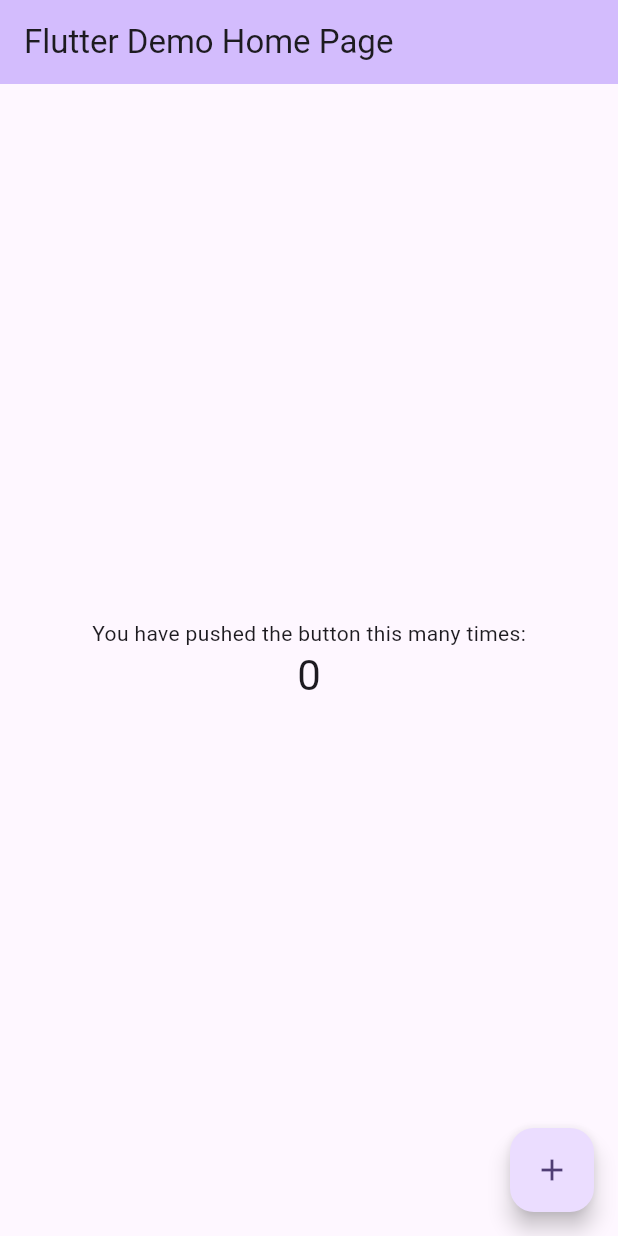
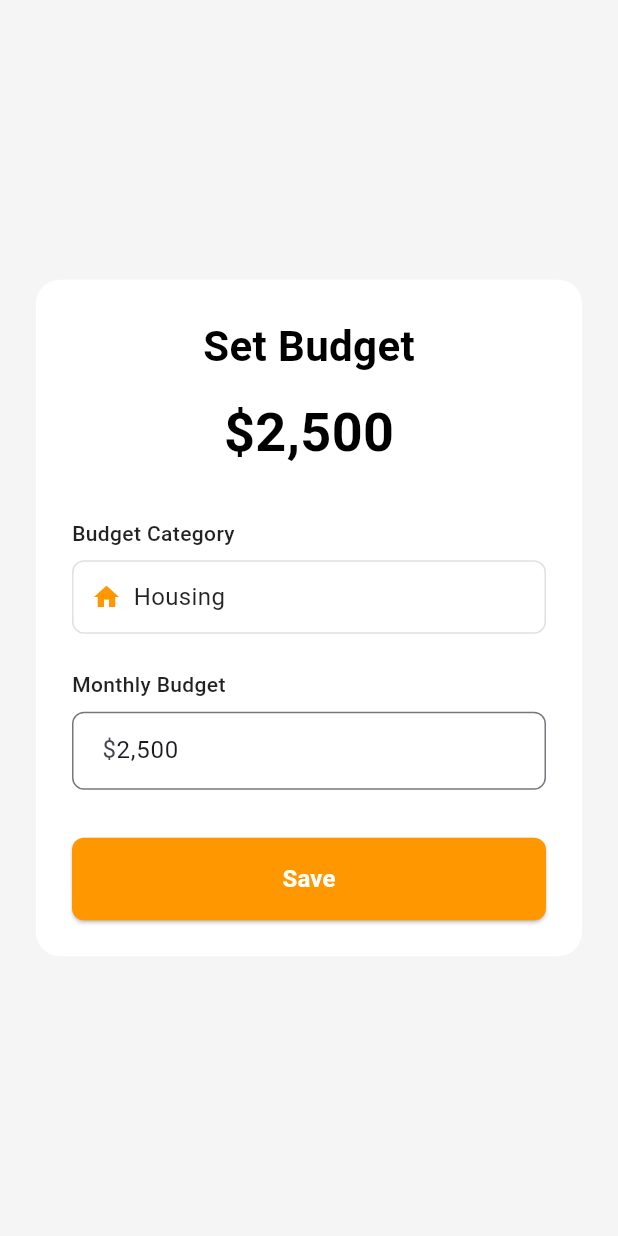
Before and after one commit to duyphan0503/personal_finance_tracker, a Flutter app: the screen it shows after launch, on a phone screen of 412 x 824 dp. Run offline on Flutter 3.47's test engine with Material 3 defaults, Android fonts, the phone set to English and light mode, and no system bars.

Commit message:
Set Bugget View

```diff
--- /dev/null
+++ b/lib/features/budget/view/budget_view.dart
@@ -0,0 +1,123 @@
+import 'package:flutter/material.dart';
+
+class BudgetView extends StatefulWidget {
+  @override
+  _BudgetViewState createState() => _BudgetViewState();
+}
+
+class _BudgetViewState extends State<BudgetView> {
+  final TextEditingController _budgetController = TextEditingController(text: '2,500');
+  bool _housingSelected = true;
+
+  @override
+  Widget build(BuildContext context) {
+    return Scaffold(
+      backgroundColor: Colors.grey[100],
+      body: Center(
+        child: Container(
+          margin: EdgeInsets.symmetric(horizontal: 24),
+          padding: EdgeInsets.all(24),
+          decoration: BoxDecoration(
+            color: Colors.white,
+            borderRadius: BorderRadius.circular(16),
+          ),
+          child: Column(
+            mainAxisSize: MainAxisSize.min,
+            children: [
+              Text('Set Budget',
+                  style: TextStyle(
+                      fontSize: 28,
+                      fontWeight: FontWeight.bold,
+                      color: Colors.black)),
+              SizedBox(height: 12),
+              Text('\$2,500',
+                  style: TextStyle(
+                      fontSize: 36,
+                      fontWeight: FontWeight.bold,
+                      color: Colors.black)),
+              SizedBox(height: 32),
+
+              // Budget Category - Modified Section
+              Column(
+                crossAxisAlignment: CrossAxisAlignment.start,
+                children: [
+                  Text('Budget Category',
+                      style: TextStyle(
+                          fontWeight: FontWeight.w500,
+                          color: Colors.black87)),
+                  SizedBox(height: 8),
+                  Container(
+                    width: double.infinity,
+                    padding: EdgeInsets.symmetric(horizontal: 12, vertical: 12),
+                    decoration: BoxDecoration(
+                      border: Border.all(color: Colors.grey.shade300),
+                      borderRadius: BorderRadius.circular(8),
+                    ),
+                    child: Row(
+                      children: [
+                        Icon(Icons.home,
+                            size: 20,
+                            color: Colors.orange),
+                        SizedBox(width: 8),
+                        Text('Housing',
+                            style: TextStyle(
+                                fontSize: 16,
+                                color: Colors.black87)),
+                      ],
+                    ),
+                  ),
+                ],
+              ),
+              SizedBox(height: 24),
+
+              // Monthly Budget
+              Align(
+                alignment: Alignment.centerLeft,
+                child: Text('Monthly Budget',
+                    style: TextStyle(
+                        fontWeight: FontWeight.w500,
+                        color: Colors.black87)),
+              ),
+              SizedBox(height: 8),
+              TextField(
+                controller: _budgetController,
+                keyboardType: TextInputType.number,
+                decoration: InputDecoration(
+                  prefixText: '\$',
+                  hintText: '2,500',
+                  border: OutlineInputBorder(
+                      borderRadius: BorderRadius.circular(8),
+                      borderSide: BorderSide(color: Colors.grey.shade300)),
+                  contentPadding: EdgeInsets.symmetric(
+                      horizontal: 16, vertical: 14),
+                ),
+              ),
+              SizedBox(height: 32),
+
+              // Save Button
+              SizedBox(
+                width: double.infinity,
+                child: ElevatedButton(
+                  onPressed: () {
+                    // Handle save
+                  },
+                  style: ElevatedButton.styleFrom(
+                    backgroundColor: Colors.orange,
+                    padding: EdgeInsets.symmetric(vertical: 16),
+                    shape: RoundedRectangleBorder(
+                        borderRadius: BorderRadius.circular(8)),
+                  ),
+                  child: Text('Save',
+                      style: TextStyle(
+                          color: Colors.white,
+                          fontSize: 16,
+                          fontWeight: FontWeight.w600)),
+                ),
+              ),
+            ],
+          ),
+        ),
+      ),
+    );
+  }
+}
--- a/lib/main.dart
+++ b/lib/main.dart
@@ -1,4 +1,6 @@
 import 'package:flutter/material.dart';
+
+import 'features/budget/view/budget_view.dart';
 
 void main() {
   runApp(const MyApp());
@@ -7,116 +9,15 @@ void main() {
 class MyApp extends StatelessWidget {
   const MyApp({super.key});
 
-  // This widget is the root of your application.
   @override
   Widget build(BuildContext context) {
     return MaterialApp(
-      title: 'Flutter Demo',
+      title: 'Budget App',
       theme: ThemeData(
-        // This is the theme of your application.
-        //
-        // TRY THIS: Try running your application with "flutter run". You'll see
-        // the application has a purple toolbar. Then, without quitting the app,
-        // try changing the seedColor in the colorScheme below to Colors.green
-        // and then invoke "hot reload" (save your changes or press the "hot
-        // reload" button in a Flutter-supported IDE, or press "r" if you used
-        // the command line to start the app).
-        //
-        // Notice that the counter didn't reset back to zero; the application
-        // state is not lost during the reload. To reset the state, use hot
-        // restart instead.
-        //
-        // This works for code too, not just values: Most code changes can be
-        // tested with just a hot reload.
         colorScheme: ColorScheme.fromSeed(seedColor: Colors.deepPurple),
+        useMaterial3: true,
       ),
-      home: const MyHomePage(title: 'Flutter Demo Home Page'),
+      home: BudgetView(), // <-- Đổi từ MyHomePage sang BudgetView
     );
   }
 }
-
-class MyHomePage extends StatefulWidget {
-  const MyHomePage({super.key, required this.title});
-
-  // This widget is the home page of your application. It is stateful, meaning
-  // that it has a State object (defined below) that contains fields that affect
-  // how it looks.
-
-  // This class is the configuration for the state. It holds the values (in this
-  // case the title) provided by the parent (in this case the App widget) and
-  // used by the build method of the State. Fields in a Widget subclass are
-  // always marked "final".
-
-  final String title;
-
-  @override
-  State<MyHomePage> createState() => _MyHomePageState();
-}
-
-class _MyHomePageState extends State<MyHomePage> {
-  int _counter = 0;
-
-  void _incrementCounter() {
-    setState(() {
-      // This call to setState tells the Flutter framework that something has
-      // changed in this State, which causes it to rerun the build method below
-      // so that the display can reflect the updated values. If we changed
-      // _counter without calling setState(), then the build method would not be
-      // called again, and so nothing would appear to happen.
-      _counter++;
-    });
-  }
-
-  @override
-  Widget build(BuildContext context) {
-    // This method is rerun every time setState is called, for instance as done
-    // by the _incrementCounter method above.
-    //
-    // The Flutter framework has been optimized to make rerunning build methods
-    // fast, so that you can just rebuild anything that needs updating rather
-    // than having to individually change instances of widgets.
-    return Scaffold(
-      appBar: AppBar(
-        // TRY THIS: Try changing the color here to a specific color (to
-        // Colors.amber, perhaps?) and trigger a hot reload to see the AppBar
-        // change color while the other colors stay the same.
-        backgroundColor: Theme.of(context).colorScheme.inversePrimary,
-        // Here we take the value from the MyHomePage object that was created by
-        // the App.build method, and use it to set our appbar title.
-        title: Text(widget.title),
-      ),
-      body: Center(
-        // Center is a layout widget. It takes a single child and positions it
-        // in the middle of the parent.
-        child: Column(
-          // Column is also a layout widget. It takes a list of children and
-          // arranges them vertically. By default, it sizes itself to fit its
-          // children horizontally, and tries to be as tall as its parent.
-          //
-          // Column has various properties to control how it sizes itself and
-          // how it positions its children. Here we use mainAxisAlignment to
-          // center the children vertically; the main axis here is the vertical
-          // axis because Columns are vertical (the cross axis would be
-          // horizontal).
-          //
-          // TRY THIS: Invoke "debug painting" (choose the "Toggle Debug Paint"
-          // action in the IDE, or press "p" in the console), to see the
-          // wireframe for each widget.
-          mainAxisAlignment: MainAxisAlignment.center,
-          children: <Widget>[
-            const Text('You have pushed the button this many times:'),
-            Text(
-              '$_counter',
-              style: Theme.of(context).textTheme.headlineMedium,
-            ),
-          ],
-        ),
-      ),
-      floatingActionButton: FloatingActionButton(
-        onPressed: _incrementCounter,
-        tooltip: 'Increment',
-        child: const Icon(Icons.add),
-      ), // This trailing comma makes auto-formatting nicer for build methods.
-    );
-  }
-}
--- a/pubspec.yaml
+++ b/pubspec.yaml
@@ -34,6 +34,8 @@ dependencies:
   # The following adds the Cupertino Icons font to your application.
   # Use with the CupertinoIcons class for iOS style icons.
   cupertino_icons: ^1.0.8
+
+  supabase_flutter: ^2.9.0
 
 dev_dependencies:
   flutter_test:
```
Also changed, not shown: lib/features/budget/data/datasources/budget_remote_datasource.dart (added), lib/features/budget/data/repository/budget_repository.dart (added), 1 other file.
